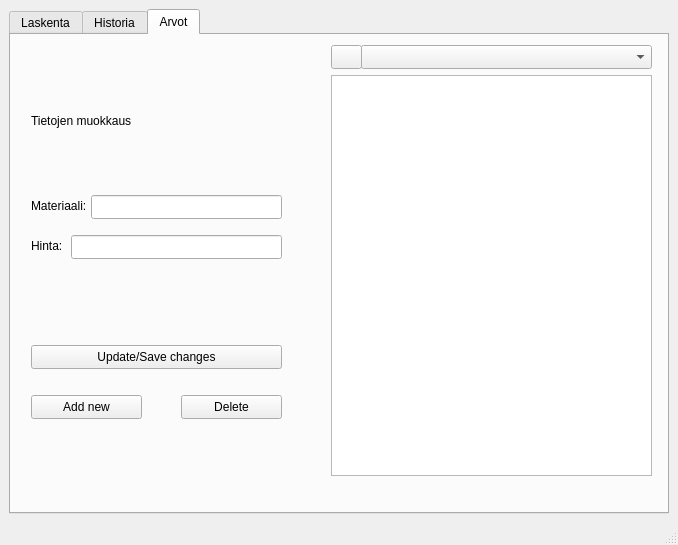
Before: the Qt Designer form MateriaaliLaskin/mainwindow.ui in jmakkie/MateriaaliLaskin, drawn with Qt 5.
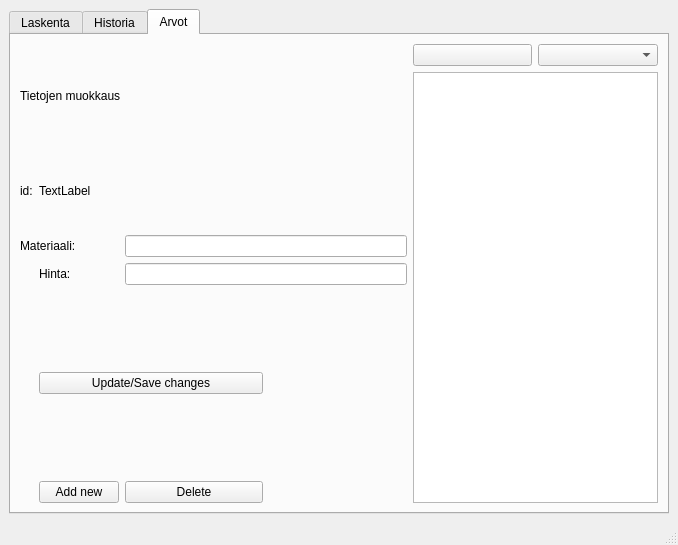
After: the same form once the commit is applied. Icons and pictures are not drawn.

Commit message: you are now able to select a cell from a table and said values are slapped to textedits

What changed in the file:
```diff
--- a/MateriaaliLaskin/mainwindow.ui
+++ b/MateriaaliLaskin/mainwindow.ui
@@ -120,133 +120,70 @@
          <attribute name="toolTip">
           <string>Muuta arvoja laskuille</string>
          </attribute>
-         <widget class="QTableView" name="arvotTableView">
-          <property name="geometry">
-           <rect>
-            <x>320</x>
-            <y>40</y>
-            <width>321</width>
-            <height>401</height>
-           </rect>
-          </property>
-         </widget>
-         <widget class="QLineEdit" name="arvotMateriaaliLineEdit">
-          <property name="geometry">
-           <rect>
-            <x>80</x>
-            <y>160</y>
-            <width>191</width>
-            <height>24</height>
-           </rect>
-          </property>
-         </widget>
-         <widget class="QLineEdit" name="arvothintaLineEdit">
-          <property name="geometry">
-           <rect>
-            <x>60</x>
-            <y>200</y>
-            <width>211</width>
-            <height>24</height>
-           </rect>
-          </property>
-         </widget>
-         <widget class="QPushButton" name="arvotUpdateButton">
-          <property name="geometry">
-           <rect>
-            <x>20</x>
-            <y>310</y>
-            <width>251</width>
-            <height>24</height>
-           </rect>
-          </property>
-          <property name="text">
-           <string>Update/Save changes</string>
-          </property>
-         </widget>
-         <widget class="QPushButton" name="arvotAddNewButton">
-          <property name="geometry">
-           <rect>
-            <x>20</x>
-            <y>360</y>
-            <width>111</width>
-            <height>24</height>
-           </rect>
-          </property>
-          <property name="text">
-           <string>Add new</string>
-          </property>
-         </widget>
+         <layout class="QGridLayout" name="gridLayout_3">
+          <item row="8" column="2">
          <widget class="QPushButton" name="arvotdeleteButton">
-          <property name="geometry">
-           <rect>
-            <x>170</x>
-            <y>360</y>
-            <width>101</width>
-            <height>24</height>
-           </rect>
-          </property>
           <property name="text">
            <string>Delete</string>
           </property>
          </widget>
+          </item>
+          <item row="8" column="1">
+           <widget class="QPushButton" name="arvotAddNewButton">
+            <property name="text">
+             <string>Add new</string>
+            </property>
+           </widget>
+          </item>
+          <item row="3" column="0" colspan="2">
          <widget class="QLabel" name="label_4">
-          <property name="geometry">
-           <rect>
-            <x>20</x>
-            <y>160</y>
-            <width>61</width>
-            <height>21</height>
-           </rect>
-          </property>
           <property name="text">
            <string>Materiaali:</string>
           </property>
          </widget>
+          </item>
+          <item row="1" column="4" rowspan="8" colspan="2">
+           <widget class="QTableView" name="arvotTableView"/>
+          </item>
+          <item row="3" column="2" colspan="2">
+           <widget class="QLineEdit" name="arvotMateriaaliLineEdit">
+            <property name="minimumSize">
+             <size>
+              <width>282</width>
+              <height>0</height>
+             </size>
+            </property>
+           </widget>
+          </item>
+          <item row="4" column="2" colspan="2">
+           <widget class="QLineEdit" name="arvothintaLineEdit">
+            <property name="minimumSize">
+             <size>
+              <width>276</width>
+              <height>0</height>
+             </size>
+            </property>
+           </widget>
+          </item>
+          <item row="4" column="1">
          <widget class="QLabel" name="label_5">
-          <property name="geometry">
-           <rect>
-            <x>20</x>
-            <y>200</y>
-            <width>51</width>
-            <height>21</height>
-           </rect>
-          </property>
           <property name="text">
            <string>Hinta:</string>
           </property>
          </widget>
-         <widget class="QComboBox" name="arvotComboBox">
-          <property name="geometry">
-           <rect>
-            <x>350</x>
-            <y>10</y>
-            <width>291</width>
-            <height>24</height>
-           </rect>
-          </property>
-         </widget>
-         <widget class="QLabel" name="label_6">
-          <property name="geometry">
-           <rect>
-            <x>20</x>
-            <y>30</y>
-            <width>251</width>
-            <height>111</height>
-           </rect>
-          </property>
+          </item>
+          <item row="6" column="1" colspan="2">
+           <widget class="QPushButton" name="arvotUpdateButton">
           <property name="text">
-           <string>Tietojen muokkaus</string>
-          </property>
-         </widget>
+             <string>Update/Save changes</string>
+            </property>
+           </widget>
+          </item>
+          <item row="0" column="5">
+           <widget class="QComboBox" name="arvotComboBox"/>
+          </item>
+          <item row="0" column="4">
          <widget class="QPushButton" name="arvotUpdateTable">
-          <property name="geometry">
-           <rect>
-            <x>320</x>
-            <y>10</y>
-            <width>31</width>
-            <height>24</height>
-           </rect>
-          </property>
           <property name="text">
            <string/>
           </property>
@@ -254,6 +191,29 @@
            <iconset theme="view-refresh"/>
           </property>
          </widget>
+          </item>
+          <item row="0" column="0" rowspan="2" colspan="4">
+           <widget class="QLabel" name="label_6">
+            <property name="text">
+             <string>Tietojen muokkaus</string>
+            </property>
+           </widget>
+          </item>
+          <item row="2" column="0">
+           <widget class="QLabel" name="label_7">
+            <property name="text">
+             <string>id:</string>
+            </property>
+           </widget>
+          </item>
+          <item row="2" column="1">
+           <widget class="QLabel" name="arvotIdLabel">
+            <property name="text">
+             <string>TextLabel</string>
+            </property>
+           </widget>
+          </item>
+         </layout>
         </widget>
        </widget>
       </item>
```
Lines whose indentation alone changed are shown as unchanged. The commit also changes 9 other files.
